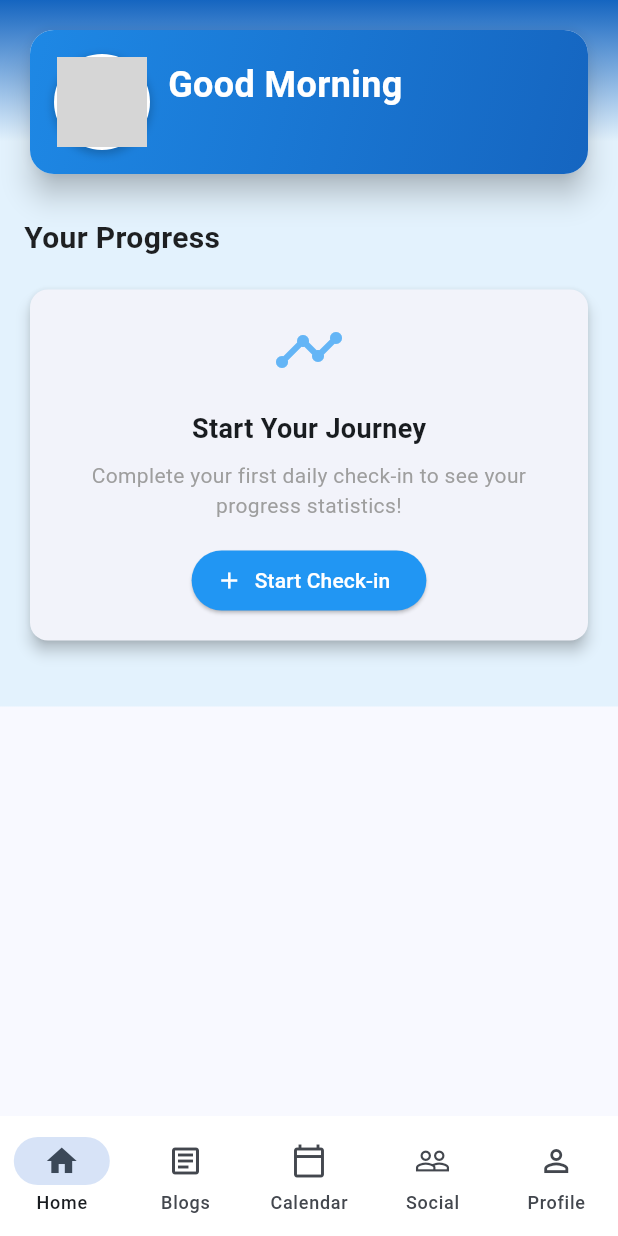
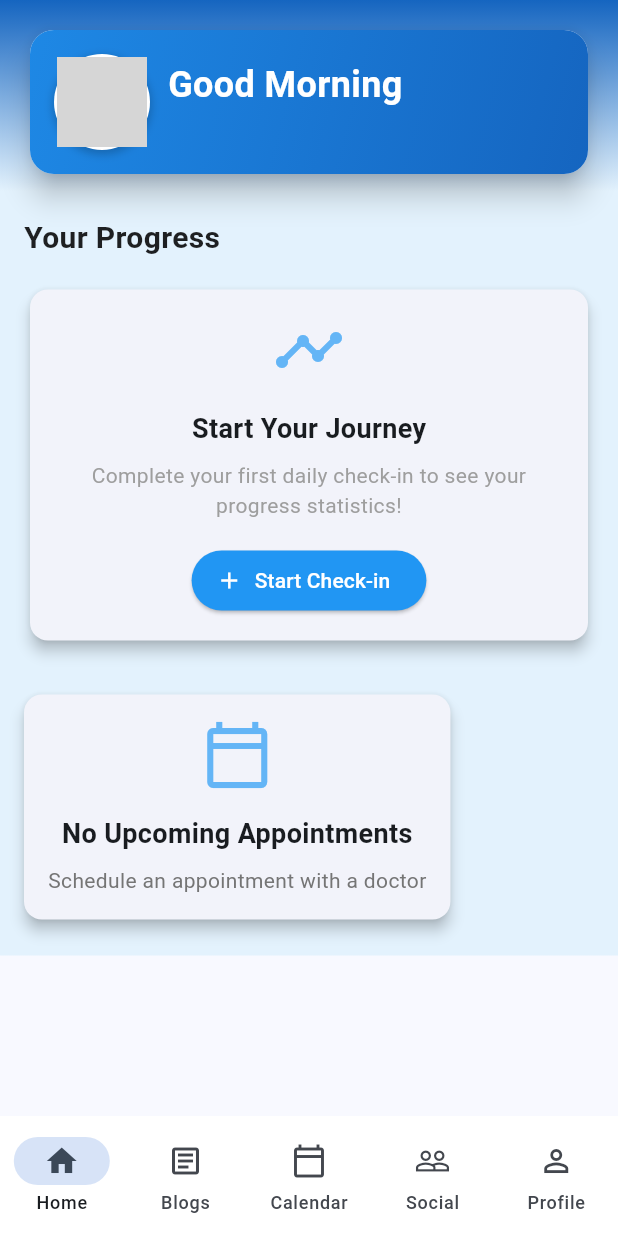
Before and after one commit to arunkdas1100/recoverypal, a Flutter app: the HomeScreen screen opened directly, on a phone screen of 412 x 824 dp. Run offline on Flutter 3.47's test engine with Material 3 defaults, Android fonts, the phone set to English and light mode, and no system bars; our stand-ins replace cloud_firestore, firebase_auth, firebase_core, fl_chart, google_sign_in, image_picker and 3 more; missing offline and left inert: agora_rtc_engine; accounts and stored records are empty; grey boxes are pictures that could not be loaded.

Commit message:
appointment done,need some recheck on gmeet

```diff
--- a/lib/screens/home_screen.dart
+++ b/lib/screens/home_screen.dart
@@ -771,34 +771,97 @@ class _HomeScreenState extends State<HomeScreen> {
 
   // Add this widget to show upcoming appointments
   Widget _buildUpcomingAppointments() {
+    final now = DateTime.now();
     return StreamBuilder<QuerySnapshot>(
       stream: _firestore
           .collection('appointments')
           .where('userId', isEqualTo: _auth.currentUser?.uid)
-          .where('status', isEqualTo: 'confirmed')
-          .orderBy('date', descending: false)
-          .limit(3)
+          // Remove the orderBy clause until index is ready
           .snapshots(),
       builder: (context, snapshot) {
-        if (!snapshot.hasData || snapshot.data!.docs.isEmpty) {
+        if (snapshot.hasError) {
+          print('Error loading appointments: ${snapshot.error}');
           return const SizedBox.shrink();
         }
 
+        if (!snapshot.hasData) {
+          return const SizedBox(height: 100, child: Center(
+            child: CircularProgressIndicator(),
+          ));
+        }
+
+        // Filter and sort in memory
+        final appointments = snapshot.data!.docs.where((doc) {
+          try {
+            final data = doc.data() as Map<String, dynamic>;
+            final endTime = (data['endTime'] as Timestamp).toDate();
+            return endTime.isAfter(now) && data['status'] == 'confirmed';
+          } catch (e) {
+            print('Error processing appointment: $e');
+            return false;
+          }
+        }).toList();
+
+        // Sort by date
+        appointments.sort((a, b) {
+          final dateA = (a.data() as Map<String, dynamic>)['date'] as Timestamp;
+          final dateB = (b.data() as Map<String, dynamic>)['date'] as Timestamp;
+          return dateA.compareTo(dateB);
+        });
+
+        // Limit to 3 most recent
+        final limitedAppointments = appointments.take(3).toList();
+
+        // Show empty state
+        if (limitedAppointments.isEmpty) {
+          return Card(
+            elevation: 4,
+            margin: const EdgeInsets.symmetric(vertical: 8),
+            shape: RoundedRectangleBorder(
+              borderRadius: BorderRadius.circular(12),
+            ),
+            child: Padding(
+              padding: const EdgeInsets.all(16),
+              child: Column(
+                mainAxisSize: MainAxisSize.min,
+                children: [
+                  Icon(
+                    Icons.calendar_today_outlined,
+                    size: 48,
+                    color: Colors.blue.shade300,
+                  ),
+                  const SizedBox(height: 16),
+                  const Text(
+                    'No Upcoming Appointments',
+                    style: TextStyle(
+                      fontSize: 18,
+                      fontWeight: FontWeight.bold,
+                    ),
+                  ),
+                  const SizedBox(height: 8),
+                  Text(
+                    'Schedule an appointment with a doctor',
+                    style: TextStyle(
+                      color: Colors.grey.shade600,
+                    ),
+                  ),
+                ],
+              ),
+            ),
+          );
+        }
+
+        // Show appointments
         return Column(
           crossAxisAlignment: CrossAxisAlignment.start,
           children: [
             _buildSectionTitle('Upcoming Appointments'),
             const SizedBox(height: 16),
-            ...snapshot.data!.docs.map((doc) {
+            ...limitedAppointments.map((doc) {
+              try {
                 final appointment = doc.data() as Map<String, dynamic>;
                 final date = (appointment['date'] as Timestamp).toDate();
                 final endTime = (appointment['endTime'] as Timestamp).toDate();
-              final now = DateTime.now();
-
-              // Skip past appointments
-              if (endTime.isBefore(now)) {
-                return const SizedBox.shrink();
-              }
 
                 return Card(
                   elevation: 4,
@@ -884,6 +947,10 @@ class _HomeScreenState extends State<HomeScreen> {
                     ),
                   ),
                 );
+              } catch (e) {
+                print('Error rendering appointment: $e');
+                return const SizedBox.shrink();
+              }
             }).toList(),
           ],
         );
```
Lines whose indentation alone changed are shown as unchanged.
